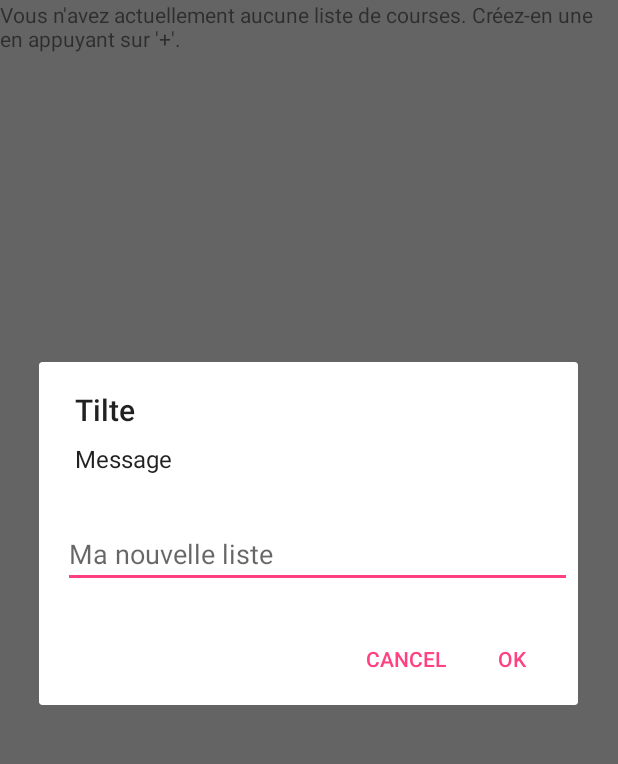
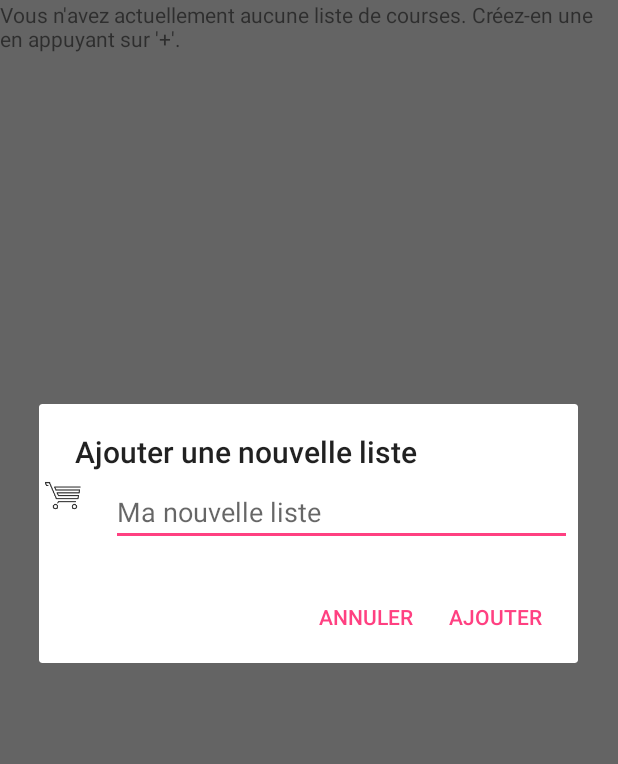
Before and after one commit to NicoDzcl/ShopTic, an Android app: the screen it shows after launch (MainActivity), after a tap on "Ajouter une liste", on a phone screen of 412 x 824 dp, the part 84-848 px from its top. Run offline under Robolectric (Android 15) with nearby library versions, the phone set to English and light mode, and no system bars.

Commit message:
Ajoute le choix de l'image d'une liste (marche pas trop)

```diff
--- a/Courses/app/src/main/java/com/example/nicolas/shoptic/ListAdapter.java
+++ b/Courses/app/src/main/java/com/example/nicolas/shoptic/ListAdapter.java
@@ -2,6 +2,7 @@ package com.example.nicolas.shoptic;
 
 import android.content.Context;
 import android.content.DialogInterface;
+import android.net.Uri;
 import android.support.v7.app.AlertDialog;
 import android.support.v7.widget.PopupMenu;
 import android.view.LayoutInflater;
@@ -16,6 +17,7 @@ import android.widget.TextView;
 
 import com.example.nicolas.shoptic.core.List;
 
+import java.io.File;
 import java.util.ArrayList;
 
 /**
@@ -62,7 +64,7 @@ public class ListAdapter extends ArrayAdapter<List> {
                 if (p.getImage_path() == null) {
                     iv.setImageResource(R.drawable.ic_lists_list);
                 }else{
-                    iv.setImageURI(p.getImage_path());
+                    iv.setImageURI(Uri.parse(p.getImage_path()));
                 }
             }
 
--- a/Courses/app/src/main/java/com/example/nicolas/shoptic/MainActivity.java
+++ b/Courses/app/src/main/java/com/example/nicolas/shoptic/MainActivity.java
@@ -1,17 +1,17 @@
 package com.example.nicolas.shoptic;
 
-import android.app.Dialog;
+import android.content.Context;
 import android.content.DialogInterface;
-import android.support.v4.app.DialogFragment;
+import android.content.Intent;
+import android.database.Cursor;
+import android.net.Uri;
+import android.provider.MediaStore;
 import android.support.v4.app.Fragment;
 import android.os.Bundle;
-import android.support.design.widget.FloatingActionButton;
-import android.support.design.widget.Snackbar;
 import android.support.v4.app.FragmentManager;
+import android.support.v4.content.CursorLoader;
 import android.support.v7.app.AlertDialog;
-import android.support.v7.widget.PopupMenu;
 import android.view.LayoutInflater;
-import android.view.MenuInflater;
 import android.view.View;
 import android.support.design.widget.NavigationView;
 import android.support.v4.view.GravityCompat;
@@ -21,16 +21,19 @@ import android.support.v7.app.AppCompatActivity;
 import android.support.v7.widget.Toolbar;
 import android.view.Menu;
 import android.view.MenuItem;
-import android.widget.Button;
 import android.widget.EditText;
+import android.widget.ImageView;
 
 import com.example.nicolas.shoptic.core.List;
 
 public class MainActivity extends AppCompatActivity
         implements NavigationView.OnNavigationItemSelectedListener {
 
+    private static final int SELECT_PICTURE_DIALOG_NEW_LIST = 1;
     Fragment openedFragment = null;
     ShopTicApplication application;
+    private ImageView dialogAddListImage =null;
+    private String dialogAddListImageUri = null;
 
     @Override
     protected void onCreate(Bundle savedInstanceState) {
@@ -90,37 +93,17 @@ public class MainActivity extends AppCompatActivity
         // automatically handle clicks on the Home/Up button, so long
         // as you specify a parent activity in AndroidManifest.xml.
         int id = item.getItemId();
+        AlertDialog.Builder alert = null;
 
         switch (id){
             case R.id.action_add_list:
                 if (openedFragment instanceof ListsListFragment){
-                    LayoutInflater linf = LayoutInflater.from(this);
-                    final View inflator = linf.inflate(R.layout.dialog_create_list, null);
-                    AlertDialog.Builder alert = new AlertDialog.Builder(this);
+                    alert = createAddListDialog();
+                }
 
-                    alert.setTitle("Tilte");
-                    alert.setMessage("Message");
-                    alert.setView(inflator);
-
-                    final EditText et1 = (EditText) inflator.findViewById(R.id.dialog_list_name);
-
-                    alert.setPositiveButton("ok", new DialogInterface.OnClickListener() {
-                        public void onClick(DialogInterface dialog, int whichButton)
-                        {
-                            String s1=et1.getText().toString();
-                            application.addList(new List(s1, null));
-                            ((ListsListFragment) openedFragment).getAa().notifyDataSetChanged();
-                        }
-                    });
-
-                    alert.setNegativeButton("Cancel", new DialogInterface.OnClickListener() {
-                        public void onClick(DialogInterface dialog, int whichButton) {
-                            dialog.cancel();
-                        }
-                    });
-
+                if (alert != null){
                     alert.show();
-                };
+                }
 
 
                 return true;
@@ -158,4 +141,56 @@ public class MainActivity extends AppCompatActivity
         return true;
     }
 
+    public void onActivityResult(int requestCode, int resultCode, Intent data) {
+        if (resultCode == RESULT_OK) {
+            if (requestCode == SELECT_PICTURE_DIALOG_NEW_LIST) {
+                Uri selectedImageUri = data.getData();
+                dialogAddListImage.setImageURI(selectedImageUri);
+                dialogAddListImageUri = selectedImageUri.toString();
+            }
+        }
+    }
+
+    public AlertDialog.Builder createAddListDialog(){
+        LayoutInflater linf = LayoutInflater.from(this);
+        final View inflator = linf.inflate(R.layout.dialog_create_list, null);
+        AlertDialog.Builder alert = new AlertDialog.Builder(this);
+
+        alert.setTitle("Ajouter une nouvelle liste");
+        alert.setView(inflator);
+
+        final EditText et1 = (EditText) inflator.findViewById(R.id.dialog_list_name);
+        dialogAddListImage = (ImageView) inflator.findViewById(R.id.dialog_image_list);
+
+        dialogAddListImage.setOnClickListener(new View.OnClickListener() {
+            @Override
+            public void onClick(View v) {
+                Intent intent = new Intent();
+                intent.setType("image/*");
+                intent.setAction(Intent.ACTION_GET_CONTENT);
+                startActivityForResult(Intent.createChooser(intent, "Select Picture"), SELECT_PICTURE_DIALOG_NEW_LIST);
+            }
+        });
+
+        alert.setPositiveButton("Ajouter", new DialogInterface.OnClickListener() {
+            public void onClick(DialogInterface dialog, int whichButton) {
+                String s1 = et1.getText().toString();
+                application.addList(new List(s1, dialogAddListImageUri));
+                ((ListsListFragment) openedFragment).getAa().notifyDataSetChanged();
+                dialogAddListImage = null;
+                dialogAddListImageUri = null;
+
+            }
+        });
+
+        alert.setNegativeButton("Annuler", new DialogInterface.OnClickListener() {
+            public void onClick(DialogInterface dialog, int whichButton) {
+                dialog.cancel();
+                dialogAddListImage = null;
+                dialogAddListImageUri = null;
+            }
+        });
+        return alert;
+    }
+
 }
--- a/Courses/app/src/main/res/layout/dialog_create_list.xml
+++ b/Courses/app/src/main/res/layout/dialog_create_list.xml
@@ -7,7 +7,8 @@
     <ImageView
         android:layout_width="wrap_content"
         android:layout_height="wrap_content"
-        android:id="@+id/dialog_image_list"/>
+        android:id="@+id/dialog_image_list"
+        android:src="@drawable/ic_lists_list"/>
     <EditText
         android:id="@+id/dialog_list_name"
         android:inputType="text"
```
Also changed, not shown: Courses/app/src/main/java/com/example/nicolas/shoptic/core/List.java (+5 -5 lines).
